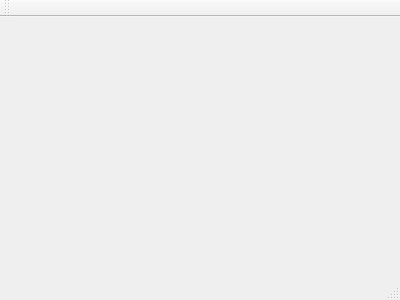
This is mainwindow.ui in fpoon/stegano as Qt 5 draws it before an edit. The edited form follows.
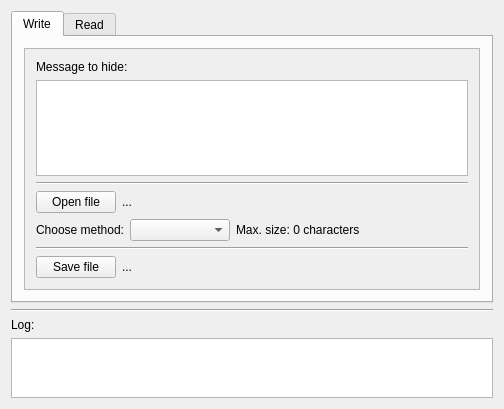
This is the edited form.

What changed in the file:
```diff
--- a/mainwindow.ui
+++ b/mainwindow.ui
@@ -1,24 +1,353 @@
 <ui version="4.0">
  <class>MainWindow</class>
- <widget class="QMainWindow" name="MainWindow" >
-  <property name="geometry" >
+ <widget class="QMainWindow" name="MainWindow">
+  <property name="geometry">
    <rect>
     <x>0</x>
     <y>0</y>
-    <width>400</width>
-    <height>300</height>
+    <width>504</width>
+    <height>409</height>
    </rect>
   </property>
   <property name="windowTitle" >
    <string>MainWindow</string>
   </property>
-  <widget class="QMenuBar" name="menuBar" />
-  <widget class="QToolBar" name="mainToolBar" />
-  <widget class="QWidget" name="centralWidget" />
-  <widget class="QStatusBar" name="statusBar" />
+  <widget class="QWidget" name="centralWidget">
+   <layout class="QVBoxLayout" name="verticalLayout_4">
+    <item>
+     <widget class="QTabWidget" name="tabWidget">
+      <property name="tabPosition">
+       <enum>QTabWidget::North</enum>
+      </property>
+      <property name="tabShape">
+       <enum>QTabWidget::Rounded</enum>
+      </property>
+      <property name="currentIndex">
+       <number>0</number>
+      </property>
+      <widget class="QWidget" name="tab">
+       <attribute name="title">
+        <string>Write</string>
+       </attribute>
+       <layout class="QVBoxLayout" name="verticalLayout">
+        <item>
+         <widget class="QScrollArea" name="scrollArea">
+          <property name="styleSheet">
+           <string notr="true">QScrollArea { background: transparent; }
+QScrollArea &gt; QWidget &gt; QWidget { background: transparent; }</string>
+          </property>
+          <property name="widgetResizable">
+           <bool>true</bool>
+          </property>
+          <widget class="QWidget" name="scrollAreaWidgetContents">
+           <property name="geometry">
+            <rect>
+             <x>0</x>
+             <y>0</y>
+             <width>462</width>
+             <height>242</height>
+            </rect>
+           </property>
+           <layout class="QVBoxLayout" name="verticalLayout_2">
+            <item>
+             <widget class="QLabel" name="label">
+              <property name="text">
+               <string>Message to hide:</string>
+              </property>
+             </widget>
+            </item>
+            <item>
+             <widget class="QPlainTextEdit" name="pteMessageToHide"/>
+            </item>
+            <item>
+             <widget class="Line" name="line">
+              <property name="orientation">
+               <enum>Qt::Horizontal</enum>
+              </property>
+             </widget>
+            </item>
+            <item>
+             <layout class="QHBoxLayout" name="horizontalLayout">
+              <item>
+               <widget class="QPushButton" name="pbOpenToEncode">
+                <property name="sizePolicy">
+                 <sizepolicy hsizetype="Fixed" vsizetype="Fixed">
+                  <horstretch>0</horstretch>
+                  <verstretch>0</verstretch>
+                 </sizepolicy>
+                </property>
+                <property name="text">
+                 <string>Open file</string>
+                </property>
+               </widget>
+              </item>
+              <item>
+               <widget class="QLabel" name="lOpenToEncode">
+                <property name="text">
+                 <string>...</string>
+                </property>
+               </widget>
+              </item>
+             </layout>
+            </item>
+            <item>
+             <layout class="QHBoxLayout" name="horizontalLayout_2">
+              <item>
+               <widget class="QLabel" name="label_3">
+                <property name="sizePolicy">
+                 <sizepolicy hsizetype="Fixed" vsizetype="Preferred">
+                  <horstretch>0</horstretch>
+                  <verstretch>0</verstretch>
+                 </sizepolicy>
+                </property>
+                <property name="text">
+                 <string>Choose method:</string>
+                </property>
+               </widget>
+              </item>
+              <item>
+               <widget class="QComboBox" name="cbEncodeMethod">
+                <property name="sizePolicy">
+                 <sizepolicy hsizetype="Minimum" vsizetype="Fixed">
+                  <horstretch>0</horstretch>
+                  <verstretch>0</verstretch>
+                 </sizepolicy>
+                </property>
+                <property name="minimumSize">
+                 <size>
+                  <width>100</width>
+                  <height>0</height>
+                 </size>
+                </property>
+                <property name="maximumSize">
+                 <size>
+                  <width>100</width>
+                  <height>16777215</height>
+                 </size>
+                </property>
+               </widget>
+              </item>
+              <item>
+               <widget class="QLabel" name="lMaxSize">
+                <property name="text">
+                 <string>Max. size: 0 characters</string>
+                </property>
+               </widget>
+              </item>
+             </layout>
+            </item>
+            <item>
+             <widget class="Line" name="line_2">
+              <property name="orientation">
+               <enum>Qt::Horizontal</enum>
+              </property>
+             </widget>
+            </item>
+            <item>
+             <layout class="QHBoxLayout" name="horizontalLayout_3">
+              <item>
+               <widget class="QPushButton" name="pbSaveEncodedFile">
+                <property name="sizePolicy">
+                 <sizepolicy hsizetype="Fixed" vsizetype="Fixed">
+                  <horstretch>0</horstretch>
+                  <verstretch>0</verstretch>
+                 </sizepolicy>
+                </property>
+                <property name="text">
+                 <string>Save file</string>
+                </property>
+               </widget>
+              </item>
+              <item>
+               <widget class="QLabel" name="lSaveEncodedFile">
+                <property name="text">
+                 <string>...</string>
+                </property>
+               </widget>
+              </item>
+             </layout>
+            </item>
+           </layout>
+          </widget>
+         </widget>
+        </item>
+       </layout>
+      </widget>
+      <widget class="QWidget" name="tab_2">
+       <attribute name="title">
+        <string>Read</string>
+       </attribute>
+       <layout class="QVBoxLayout" name="verticalLayout_3">
+        <item>
+         <widget class="QScrollArea" name="scrollArea_2">
+          <property name="styleSheet">
+           <string notr="true">QScrollArea { background: transparent; }
+QScrollArea &gt; QWidget &gt; QWidget { background: transparent; }</string>
+          </property>
+          <property name="widgetResizable">
+           <bool>true</bool>
+          </property>
+          <widget class="QWidget" name="scrollAreaWidgetContents_2">
+           <property name="geometry">
+            <rect>
+             <x>0</x>
+             <y>0</y>
+             <width>462</width>
+             <height>242</height>
+            </rect>
+           </property>
+           <layout class="QVBoxLayout" name="verticalLayout_5">
+            <item>
+             <layout class="QHBoxLayout" name="horizontalLayout_4">
+              <item>
+               <widget class="QPushButton" name="pbFileToDecode">
+                <property name="sizePolicy">
+                 <sizepolicy hsizetype="Fixed" vsizetype="Fixed">
+                  <horstretch>0</horstretch>
+                  <verstretch>0</verstretch>
+                 </sizepolicy>
+                </property>
+                <property name="text">
+                 <string>Open file</string>
+                </property>
+               </widget>
+              </item>
+              <item>
+               <widget class="QLabel" name="lFileToDecode">
+                <property name="text">
+                 <string>...</string>
+                </property>
+               </widget>
+              </item>
+             </layout>
+            </item>
+            <item>
+             <layout class="QHBoxLayout" name="horizontalLayout_5">
+              <item>
+               <widget class="QLabel" name="label_8">
+                <property name="sizePolicy">
+                 <sizepolicy hsizetype="Fixed" vsizetype="Preferred">
+                  <horstretch>0</horstretch>
+                  <verstretch>0</verstretch>
+                 </sizepolicy>
+                </property>
+                <property name="text">
+                 <string>Choose method:</string>
+                </property>
+               </widget>
+              </item>
+              <item>
+               <widget class="QComboBox" name="cbDecodeMethod">
+                <property name="sizePolicy">
+                 <sizepolicy hsizetype="Fixed" vsizetype="Fixed">
+                  <horstretch>0</horstretch>
+                  <verstretch>0</verstretch>
+                 </sizepolicy>
+                </property>
+                <property name="minimumSize">
+                 <size>
+                  <width>100</width>
+                  <height>0</height>
+                 </size>
+                </property>
+                <property name="maximumSize">
+                 <size>
+                  <width>100</width>
+                  <height>16777215</height>
+                 </size>
+                </property>
+               </widget>
+              </item>
+              <item>
+               <spacer name="horizontalSpacer">
+                <property name="orientation">
+                 <enum>Qt::Horizontal</enum>
+                </property>
+                <property name="sizeHint" stdset="0">
+                 <size>
+                  <width>40</width>
+                  <height>20</height>
+                 </size>
+                </property>
+               </spacer>
+              </item>
+              <item>
+               <widget class="QPushButton" name="pushButton_4">
+                <property name="sizePolicy">
+                 <sizepolicy hsizetype="Fixed" vsizetype="Fixed">
+                  <horstretch>0</horstretch>
+                  <verstretch>0</verstretch>
+                 </sizepolicy>
+                </property>
+                <property name="text">
+                 <string>Read</string>
+                </property>
+               </widget>
+              </item>
+             </layout>
+            </item>
+            <item>
+             <widget class="Line" name="line_3">
+              <property name="orientation">
+               <enum>Qt::Horizontal</enum>
+              </property>
+             </widget>
+            </item>
+            <item>
+             <widget class="QLabel" name="label_10">
+              <property name="text">
+               <string>Message:</string>
+              </property>
+             </widget>
+            </item>
+            <item>
+             <widget class="QPlainTextEdit" name="plainTextEdit_3"/>
+            </item>
+           </layout>
+          </widget>
+         </widget>
+        </item>
+       </layout>
+      </widget>
+     </widget>
+    </item>
+    <item>
+     <widget class="Line" name="line_4">
+      <property name="orientation">
+       <enum>Qt::Horizontal</enum>
+      </property>
+     </widget>
+    </item>
+    <item>
+     <widget class="QLabel" name="label_6">
+      <property name="text">
+       <string>Log:</string>
+      </property>
+     </widget>
+    </item>
+    <item>
+     <widget class="QPlainTextEdit" name="pteLog">
+      <property name="sizePolicy">
+       <sizepolicy hsizetype="Expanding" vsizetype="Minimum">
+        <horstretch>0</horstretch>
+        <verstretch>0</verstretch>
+       </sizepolicy>
+      </property>
+      <property name="maximumSize">
+       <size>
+        <width>16777215</width>
+        <height>60</height>
+       </size>
+      </property>
+      <property name="readOnly">
+       <bool>true</bool>
+      </property>
+     </widget>
+    </item>
+   </layout>
+  </widget>
  </widget>
- <layoutDefault spacing="6" margin="11" />
- <pixmapfunction></pixmapfunction>
+ <layoutdefault spacing="6" margin="11"/>
  <resources/>
  <connections/>
 </ui>
```
Left out of the diff: 5 changed lines with no effect on the pictures.
